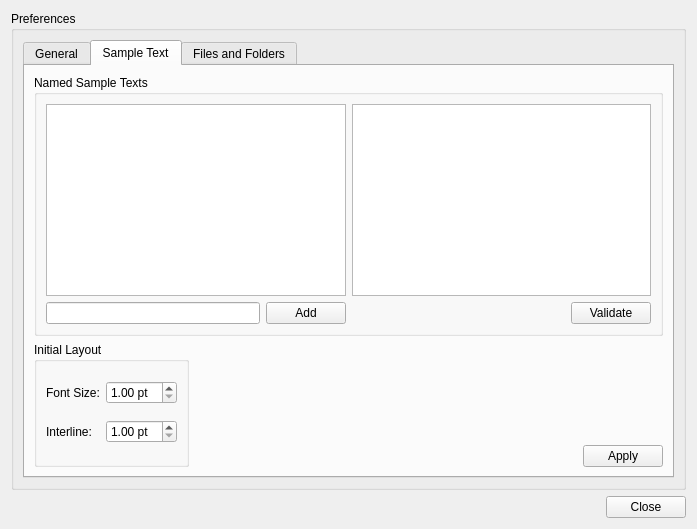
Above: src/prefs_panel.ui from fontmatrix/fontmatrix before the change. Below: the same form after it.
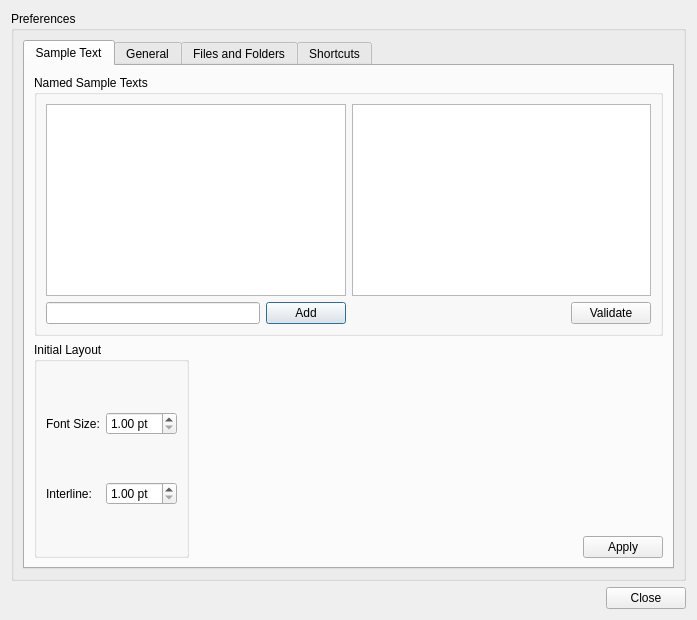
That is the form after the change. The open tabs and pages were chosen to show the change. Icons and pictures are not drawn.

Commit message: Beginnings of shortcut handling (does not work yet).

The edit to the form file:
```diff
--- a/src/prefs_panel.ui
+++ b/src/prefs_panel.ui
@@ -6,7 +6,7 @@
     <x>0</x>
     <y>0</y>
     <width>691</width>
-    <height>529</height>
+    <height>620</height>
    </rect>
   </property>
   <property name="windowTitle" >
@@ -28,6 +28,157 @@
         <property name="currentIndex" >
          <number>0</number>
         </property>
+        <widget class="QWidget" name="tab_2" >
+         <property name="geometry" >
+          <rect>
+           <x>0</x>
+           <y>0</y>
+           <width>647</width>
+           <height>497</height>
+          </rect>
+         </property>
+         <attribute name="title" >
+          <string>Sample Text</string>
+         </attribute>
+         <layout class="QGridLayout" >
+          <item row="1" column="0" >
+           <widget class="QGroupBox" name="groupBox_2" >
+            <property name="toolTip" >
+             <string/>
+            </property>
+            <property name="title" >
+             <string>Named Sample Texts</string>
+            </property>
+            <layout class="QGridLayout" >
+             <item row="0" column="0" colspan="2" >
+              <widget class="QListWidget" name="sampleTextNamesList" />
+             </item>
+             <item row="0" column="2" colspan="2" >
+              <widget class="QTextEdit" name="namedSampleTextText" />
+             </item>
+             <item row="1" column="0" >
+              <widget class="QLineEdit" name="newSampleTextNameText" />
+             </item>
+             <item row="1" column="1" >
+              <widget class="QPushButton" name="addSampleTextNameButton" >
+               <property name="text" >
+                <string>Add</string>
+               </property>
+              </widget>
+             </item>
+             <item row="1" column="2" >
+              <spacer>
+               <property name="orientation" >
+                <enum>Qt::Horizontal</enum>
+               </property>
+               <property name="sizeHint" stdset="0" >
+                <size>
+                 <width>40</width>
+                 <height>20</height>
+                </size>
+               </property>
+              </spacer>
+             </item>
+             <item row="1" column="3" >
+              <widget class="QPushButton" name="validateNamedSampleTextButton" >
+               <property name="text" >
+                <string>Validate</string>
+               </property>
+              </widget>
+             </item>
+            </layout>
+           </widget>
+          </item>
+          <item row="2" column="0" >
+           <layout class="QHBoxLayout" >
+            <item>
+             <widget class="QGroupBox" name="groupBox_3" >
+              <property name="title" >
+               <string>Initial Layout</string>
+              </property>
+              <layout class="QGridLayout" >
+               <item row="0" column="0" >
+                <widget class="QLabel" name="label_2" >
+                 <property name="text" >
+                  <string>Font Size:</string>
+                 </property>
+                </widget>
+               </item>
+               <item row="0" column="1" >
+                <widget class="QDoubleSpinBox" name="fontSizeSpin" >
+                 <property name="suffix" >
+                  <string> pt</string>
+                 </property>
+                 <property name="minimum" >
+                  <double>1.000000000000000</double>
+                 </property>
+                </widget>
+               </item>
+               <item row="1" column="0" >
+                <widget class="QLabel" name="label_3" >
+                 <property name="text" >
+                  <string>Interline:</string>
+                 </property>
+                </widget>
+               </item>
+               <item row="1" column="1" >
+                <widget class="QDoubleSpinBox" name="interLineSpin" >
+                 <property name="suffix" >
+                  <string> pt</string>
+                 </property>
+                 <property name="minimum" >
+                  <double>1.000000000000000</double>
+                 </property>
+                </widget>
+               </item>
+              </layout>
+             </widget>
+            </item>
+            <item>
+             <layout class="QVBoxLayout" >
+              <item>
+               <spacer>
+                <property name="orientation" >
+                 <enum>Qt::Vertical</enum>
+                </property>
+                <property name="sizeHint" stdset="0" >
+                 <size>
+                  <width>20</width>
+                  <height>40</height>
+                 </size>
+                </property>
+               </spacer>
+              </item>
+              <item>
+               <layout class="QHBoxLayout" >
+                <item>
+                 <spacer>
+                  <property name="orientation" >
+                   <enum>Qt::Horizontal</enum>
+                  </property>
+                  <property name="sizeHint" stdset="0" >
+                   <size>
+                    <width>40</width>
+                    <height>20</height>
+                   </size>
+                  </property>
+                 </spacer>
+                </item>
+                <item>
+                 <widget class="QPushButton" name="applySampleTextButton" >
+                  <property name="text" >
+                   <string>Apply</string>
+                  </property>
+                 </widget>
+                </item>
+               </layout>
+              </item>
+             </layout>
+            </item>
+           </layout>
+          </item>
+         </layout>
+        </widget>
         <widget class="QWidget" name="tab" >
          <property name="geometry" >
           <rect>
@@ -242,163 +393,6 @@
            </spacer>
           </item>
          </layout>
-         <zorder>systrayFrame</zorder>
-         <zorder>groupBox</zorder>
-         <zorder>groupBox_4</zorder>
-         <zorder>initTagBox</zorder>
-         <zorder>showNamesBox</zorder>
-         <zorder>fontEditorBrowse</zorder>
-        </widget>
-        <widget class="QWidget" name="tab_2" >
-         <property name="geometry" >
-          <rect>
-           <x>0</x>
-           <y>0</y>
-           <width>647</width>
-           <height>386</height>
-          </rect>
-         </property>
-         <attribute name="title" >
-          <string>Sample Text</string>
-         </attribute>
-         <layout class="QGridLayout" >
-          <item row="1" column="0" >
-           <widget class="QGroupBox" name="groupBox_2" >
-            <property name="toolTip" >
-             <string/>
-            </property>
-            <property name="title" >
-             <string>Named Sample Texts</string>
-            </property>
-            <layout class="QGridLayout" >
-             <item row="0" column="0" colspan="2" >
-              <widget class="QListWidget" name="sampleTextNamesList" />
-             </item>
-             <item row="0" column="2" colspan="2" >
-              <widget class="QTextEdit" name="namedSampleTextText" />
-             </item>
-             <item row="1" column="0" >
-              <widget class="QLineEdit" name="newSampleTextNameText" />
-             </item>
-             <item row="1" column="1" >
-              <widget class="QPushButton" name="addSampleTextNameButton" >
-               <property name="text" >
-                <string>Add</string>
-               </property>
-              </widget>
-             </item>
-             <item row="1" column="2" >
-              <spacer>
-               <property name="orientation" >
-                <enum>Qt::Horizontal</enum>
-               </property>
-               <property name="sizeHint" stdset="0" >
-                <size>
-                 <width>40</width>
-                 <height>20</height>
-                </size>
-               </property>
-              </spacer>
-             </item>
-             <item row="1" column="3" >
-              <widget class="QPushButton" name="validateNamedSampleTextButton" >
-               <property name="text" >
-                <string>Validate</string>
-               </property>
-              </widget>
-             </item>
-            </layout>
-           </widget>
-          </item>
-          <item row="2" column="0" >
-           <layout class="QHBoxLayout" >
-            <item>
-             <widget class="QGroupBox" name="groupBox_3" >
-              <property name="title" >
-               <string>Initial Layout</string>
-              </property>
-              <layout class="QGridLayout" >
-               <item row="0" column="0" >
-                <widget class="QLabel" name="label_2" >
-                 <property name="text" >
-                  <string>Font Size:</string>
-                 </property>
-                </widget>
-               </item>
-               <item row="0" column="1" >
-                <widget class="QDoubleSpinBox" name="fontSizeSpin" >
-                 <property name="suffix" >
-                  <string> pt</string>
-                 </property>
-                 <property name="minimum" >
-                  <double>1.000000000000000</double>
-                 </property>
-                </widget>
-               </item>
-               <item row="1" column="0" >
-                <widget class="QLabel" name="label_3" >
-                 <property name="text" >
-                  <string>Interline:</string>
-                 </property>
-                </widget>
-               </item>
-               <item row="1" column="1" >
-                <widget class="QDoubleSpinBox" name="interLineSpin" >
-                 <property name="suffix" >
-                  <string> pt</string>
-                 </property>
-                 <property name="minimum" >
-                  <double>1.000000000000000</double>
-                 </property>
-                </widget>
-               </item>
-              </layout>
-             </widget>
-            </item>
-            <item>
-             <layout class="QVBoxLayout" >
-              <item>
-               <spacer>
-                <property name="orientation" >
-                 <enum>Qt::Vertical</enum>
-                </property>
-                <property name="sizeHint" stdset="0" >
-                 <size>
-                  <width>20</width>
-                  <height>40</height>
-                 </size>
-                </property>
-               </spacer>
-              </item>
-              <item>
-               <layout class="QHBoxLayout" >
-                <item>
-                 <spacer>
-                  <property name="orientation" >
-                   <enum>Qt::Horizontal</enum>
-                  </property>
-                  <property name="sizeHint" stdset="0" >
-                   <size>
-                    <width>40</width>
-                    <height>20</height>
-                   </size>
-                  </property>
-                 </spacer>
-                </item>
-                <item>
-                 <widget class="QPushButton" name="applySampleTextButton" >
-                  <property name="text" >
-                   <string>Apply</string>
-                  </property>
-                 </widget>
-                </item>
-               </layout>
-              </item>
-             </layout>
-            </item>
-           </layout>
-          </item>
-         </layout>
         </widget>
         <widget class="QWidget" name="tab_3" >
          <property name="geometry" >
@@ -559,6 +553,40 @@
           </item>
          </layout>
         </widget>
+        <widget class="QWidget" name="tab_4" >
+         <attribute name="title" >
+          <string>Shortcuts</string>
+         </attribute>
+         <layout class="QVBoxLayout" name="verticalLayout_2" >
+          <item>
+           <widget class="QListView" name="shortcutList" />
+          </item>
+          <item>
+           <layout class="QHBoxLayout" name="horizontalLayout" >
+            <item>
+             <widget class="QPushButton" name="pushButton" >
+              <property name="text" >
+               <string>Change shortcut</string>
+              </property>
+             </widget>
+            </item>
+            <item>
+             <spacer name="horizontalSpacer" >
+              <property name="orientation" >
+               <enum>Qt::Horizontal</enum>
+              </property>
+              <property name="sizeHint" stdset="0" >
+               <size>
+                <width>40</width>
+                <height>20</height>
+               </size>
+              </property>
+             </spacer>
+            </item>
+           </layout>
+          </item>
+         </layout>
+        </widget>
        </widget>
       </item>
      </layout>
```
Left out of the diff: 4 changed lines with no effect on the pictures. The commit also changes 3 other files.
